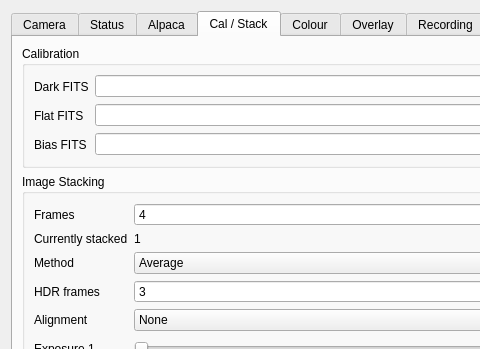
Qt form plugins/feature/camera/camerasettingsdialog.ui (srcejon/sdrangel) before a commit; both pictures show x 0 to 480 and y 0 to 349 of the 838 by 1192 pixel window.
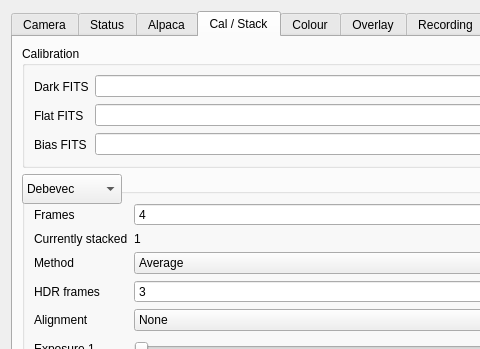
The same form after that commit. The open tabs and pages were chosen to show the change. Icons and pictures are not drawn. Custom widgets are drawn as their Qt base class.

Commit message: Add HDR stacking algorithm selection

The edit to the form file:
```diff
--- a/plugins/feature/camera/camerasettingsdialog.ui
+++ b/plugins/feature/camera/camerasettingsdialog.ui
@@ -1471,6 +1471,35 @@
             </property>
            </widget>
           </item>
+          <item row="3" column="2">
+           <widget class="QLabel" name="stackHdrAlgorithmLabel">
+            <property name="text">
+             <string>HDR algorithm</string>
+            </property>
+           </widget>
+          </item>
+          <item row="3" column="3">
+           <widget class="QComboBox" name="stackHdrAlgorithmCombo">
+            <property name="toolTip">
+             <string>Algorithm used to merge bracketed HDR frames</string>
+            </property>
+            <item>
+             <property name="text">
+              <string>Debevec</string>
+             </property>
+            </item>
+            <item>
+             <property name="text">
+              <string>Robertson</string>
+             </property>
+            </item>
+            <item>
+             <property name="text">
+              <string>Mertens</string>
+             </property>
+            </item>
+           </widget>
+          </item>
           <item row="4" column="0">
            <widget class="QLabel" name="stackAlignmentLabel">
             <property name="text">
```
The commit also changes 6 other files.
